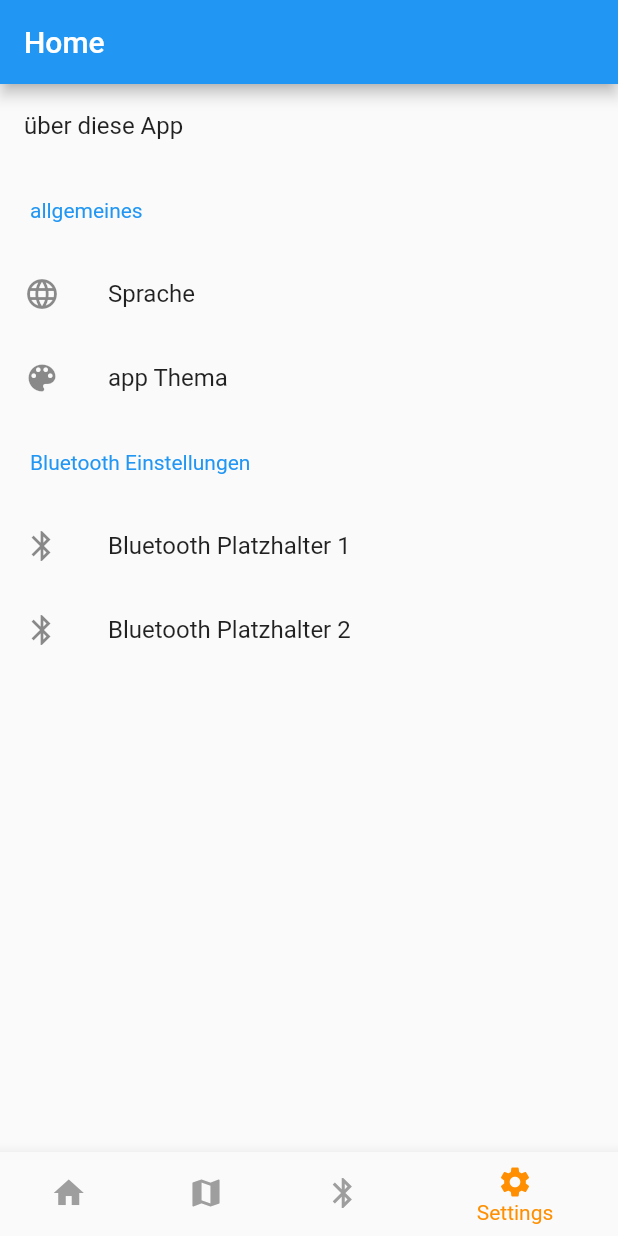
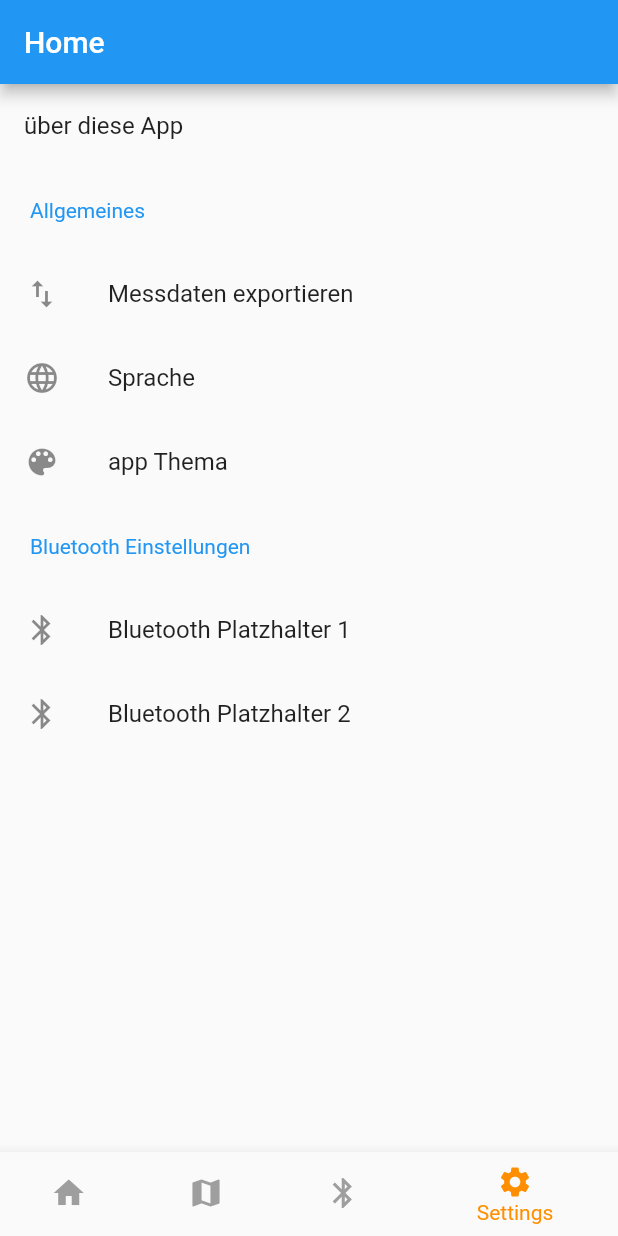
Before and after one commit to pascalboehler/Bycicle-Sensor-Project, a Flutter app: the screen it shows after launch, item 4 of the bottom bar chosen, on a phone screen of 412 x 824 dp. Run offline on Flutter 3.47's test engine with Material 2 defaults, Android fonts, the phone set to English and light mode, and no system bars; our stand-ins replace charts_flutter, csv, flutter_bluetooth_serial, flutter_map, geolocator, latlong and 1 more; missing offline and left inert: share_extend; statements that could not run were skipped.

Commit message:
Implemented export file function to share measured data
Signed-off-by: Pascal Böhler <pascal.boehler@hotmail.de>

```diff
--- a/app/digiroad/lib/data/LocalCaching.dart
+++ b/app/digiroad/lib/data/LocalCaching.dart
@@ -2,6 +2,7 @@ import 'dart:async';
 import 'dart:io';
 import 'package:csv/csv.dart';
 import 'package:path_provider/path_provider.dart';
+import 'package:share_extend/share_extend.dart';
 
 class LocalCaching {
   static void convertToCSV(List<List<dynamic>> data) async {
@@ -36,6 +37,8 @@ class LocalCaching {
   }
 
   static void exportCSVFile() async {
-
+    Directory homeDir = await getApplicationDocumentsDirectory();
+    var csvFile = new File('/distanceData.csv');
+    ShareExtend.share(csvFile.path, "file"); // export the file :)
   }
 }
--- a/app/digiroad/lib/views/settings.dart
+++ b/app/digiroad/lib/views/settings.dart
@@ -1,5 +1,6 @@
 import 'package:flutter/material.dart';
 import 'about.dart';
+import '../data/LocalCaching.dart';
 
 class settings extends StatefulWidget {
   @override
@@ -23,10 +24,17 @@ class _settingsState extends State<settings> {
           ),
           Padding(
             padding: const EdgeInsets.all(20.0),
-            child: Text('allgemeines',
+            child: Text('Allgemeines',
             style: TextStyle(color: Colors.blue[500]
               ),
             ),
+          ),
+          ListTile(
+            leading: Icon(Icons.import_export),
+            title: Text('Messdaten exportieren'),
+            onTap: () {
+              LocalCaching.exportCSVFile(); // Share the CSV File via share dialog
+            }
           ),
           ListTile(
             leading: Icon(Icons.language),
--- a/app/digiroad/pubspec.yaml
+++ b/app/digiroad/pubspec.yaml
@@ -32,6 +32,7 @@ dependencies:
   location: ^3.0.2
   csv: ^4.0.2
   path_provider: ^1.6.7
+  share_extend: ^1.1.5
 
 dev_dependencies:
   flutter_test:
```
Also changed, not shown: app/digiroad/pubspec.lock.
